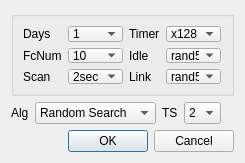
Before: the Qt Designer form ItshfSim/link/linkdlg.ui in lzhengp1986/AutoTechSim, drawn with Qt 5.
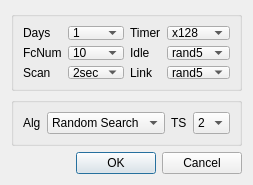
After: the same form once the commit is applied.

Commit message: 实现双x轴（bug底噪的x/y值填反了），包括双x+双y都可以

```diff
--- a/ItshfSim/link/linkdlg.ui
+++ b/ItshfSim/link/linkdlg.ui
@@ -6,28 +6,38 @@
    <rect>
     <x>0</x>
     <y>0</y>
-    <width>245</width>
-    <height>163</height>
+    <width>253</width>
+    <height>185</height>
    </rect>
   </property>
   <property name="minimumSize">
    <size>
-    <width>210</width>
-    <height>160</height>
+    <width>253</width>
+    <height>185</height>
    </size>
   </property>
   <property name="maximumSize">
    <size>
-    <width>245</width>
-    <height>165</height>
+    <width>253</width>
+    <height>185</height>
    </size>
   </property>
   <property name="windowTitle">
    <string>Config</string>
   </property>
   <layout class="QGridLayout" name="gridLayout">
-   <item row="1" column="2" colspan="5">
-    <widget class="QGroupBox" name="groupBox">
+   <item row="3" column="2" colspan="3">
+    <widget class="QDialogButtonBox" name="buttonBox">
+     <property name="orientation">
+      <enum>Qt::Horizontal</enum>
+     </property>
+     <property name="standardButtons">
+      <set>QDialogButtonBox::Cancel|QDialogButtonBox::Ok</set>
+     </property>
+    </widget>
+   </item>
+   <item row="1" column="2" colspan="3">
+    <widget class="QGroupBox" name="simGrpBox">
      <property name="title">
       <string/>
      </property>
@@ -281,31 +291,20 @@
      </layout>
     </widget>
    </item>
-   <item row="3" column="2" colspan="5">
-    <widget class="QDialogButtonBox" name="buttonBox">
-     <property name="orientation">
-      <enum>Qt::Horizontal</enum>
+   <item row="2" column="2" colspan="3">
+    <widget class="QGroupBox" name="algGrpBox">
+     <property name="title">
+      <string/>
      </property>
-     <property name="standardButtons">
-      <set>QDialogButtonBox::Cancel|QDialogButtonBox::Ok</set>
-     </property>
-    </widget>
-   </item>
-   <item row="2" column="2">
+     <layout class="QGridLayout" name="gridLayout_3">
+      <item row="0" column="0">
     <widget class="QLabel" name="algLabel">
      <property name="text">
       <string>Alg</string>
      </property>
     </widget>
    </item>
-   <item row="2" column="4">
-    <widget class="QLabel" name="algLabel_2">
-     <property name="text">
-      <string>TS</string>
-     </property>
-    </widget>
-   </item>
-   <item row="2" column="3">
+      <item row="0" column="1">
     <widget class="QComboBox" name="alg">
      <item>
       <property name="text">
@@ -329,7 +328,14 @@
      </item>
     </widget>
    </item>
-   <item row="2" column="5">
+      <item row="0" column="2">
+       <widget class="QLabel" name="algLabel_2">
+        <property name="text">
+         <string>TS</string>
+        </property>
+       </widget>
+      </item>
+      <item row="0" column="3">
     <widget class="QComboBox" name="simDay_2">
      <item>
       <property name="text">
@@ -346,6 +352,9 @@
        <string>4</string>
       </property>
      </item>
+       </widget>
+      </item>
+     </layout>
     </widget>
    </item>
   </layout>
```
Lines whose indentation alone changed are shown as unchanged. The commit also changes 1 other file.
